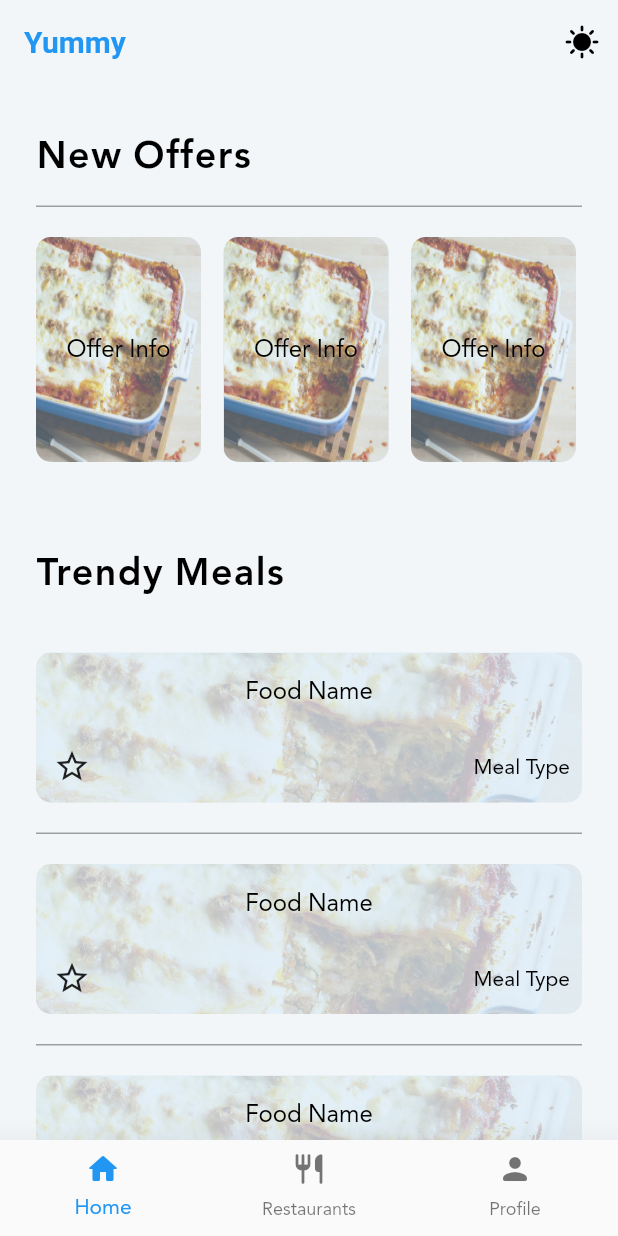
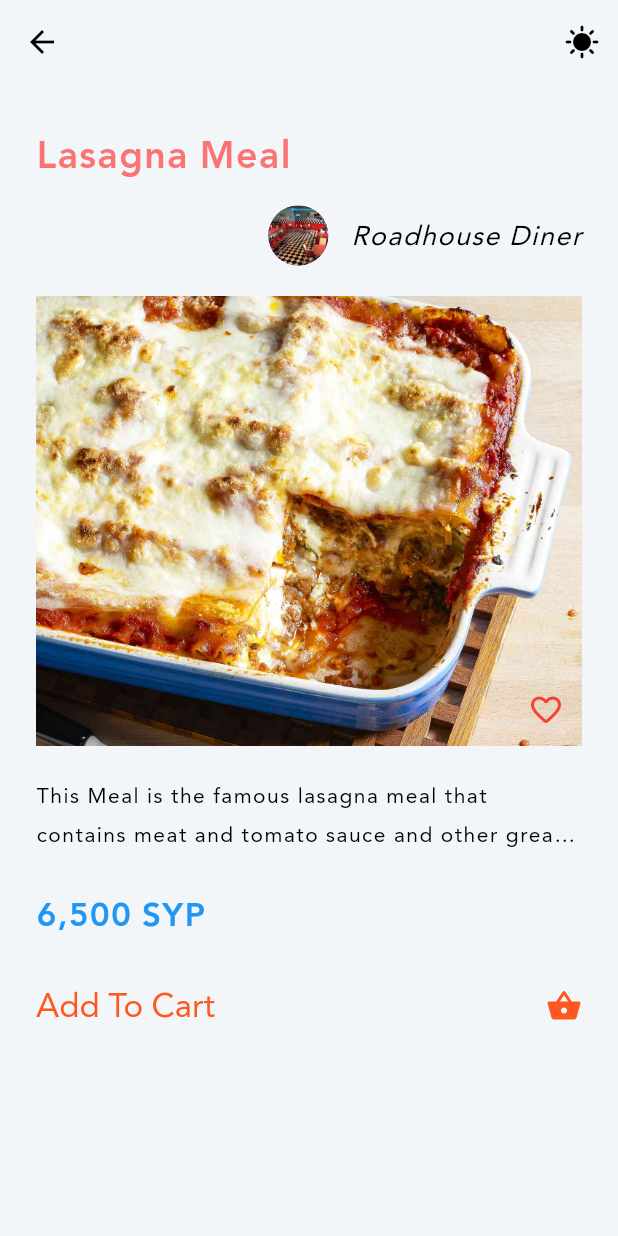
Before and after one commit to MohammadBali/Yummy, a Flutter app: the screen it shows after launch, after a tap on "Food Name", on a phone screen of 412 x 824 dp. Run offline on Flutter 3.47's test engine with Material 2 defaults, Android fonts, the light colour scheme and no system bars; our stand-ins replace bloc, flutter_bloc, fluttertoast, hexcolor, shared_preferences, smooth_page_indicator.

Commit message:
Second Change

```diff
--- a/lib/modules/Home/home_page.dart
+++ b/lib/modules/Home/home_page.dart
@@ -63,7 +63,7 @@ class HomePage extends StatelessWidget {
                 ListView.separated(
                     physics: const NeverScrollableScrollPhysics(),
                     shrinkWrap: true,
-                    itemBuilder: (context,index)=>mealItemBuilder(),
+                    itemBuilder: (context,index)=>mealItemBuilder(context),
                     separatorBuilder: (context,index)=> myDivider(),
                     itemCount: 5,
                 ),
--- /dev/null
+++ b/lib/modules/Meal_Details/meal_details.dart
@@ -0,0 +1,172 @@
+import 'package:flutter/material.dart';
+import 'package:flutter_bloc/flutter_bloc.dart';
+import 'package:yummy/layout/cubit/cubit.dart';
+import 'package:yummy/layout/cubit/states.dart';
+import 'package:yummy/shared/styles/styles.dart';
+
+import '../../shared/styles/colors.dart';
+
+class MealDetails extends StatelessWidget {
+  const MealDetails({Key? key}) : super(key: key);
+
+  @override
+  Widget build(BuildContext context) {
+    return BlocConsumer<AppCubit,AppStates>(
+      listener: (context,state){},
+
+      builder: (context,state)
+      {
+        var cubit= AppCubit.get(context);
+        return Scaffold(
+          appBar: AppBar(
+            actions:
+            [
+              IconButton(
+                onPressed: ()
+                {
+                  cubit.changeTheme();
+                },
+                icon: const Icon(Icons.sunny),
+              ),
+            ],
+          ),
+
+          body: SingleChildScrollView(
+              child: Padding(
+                padding: const EdgeInsets.all(24.0),
+                child: Column(
+                  crossAxisAlignment: CrossAxisAlignment.start,
+                  mainAxisSize: MainAxisSize.max,
+                  children:
+                  [
+                    mealItemBuilder(),
+                  ],
+                ),
+              )
+          ),
+        );
+      },
+    );
+  }
+
+
+  Widget mealItemBuilder()
+  {
+    return Column(
+      crossAxisAlignment: CrossAxisAlignment.start,
+      mainAxisSize: MainAxisSize.max,
+      children:
+      [
+        Text(
+          'Lasagna Meal',
+          style: defaultMealNameTextStyle,
+        ),
+
+        const SizedBox(height: 10,),
+
+        Row(
+          children: [
+            const Spacer(),
+
+            const CircleAvatar(
+                radius: 20,
+                backgroundImage: AssetImage('assets/images/american_diner.jpg')
+            ),
+
+            const SizedBox(width: 15,),
+
+            Text(
+              'Roadhouse Diner',
+              style: defaultRestaurantNameInMealTextStyle,
+            ),
+          ],
+        ),
+
+        const SizedBox(height: 20,),
+
+        Stack(
+          alignment: AlignmentDirectional.bottomEnd,
+          children: [
+            SizedBox(
+              width: double.infinity,
+              height: 300,
+              child: Image(
+                image: const AssetImage('assets/images/lasagna.jpg'),
+                fit: BoxFit.cover,
+                errorBuilder: (context,object,trace)
+                {
+                  print('Error While Getting Image, ${object.toString()}');
+                  return const Image(image: AssetImage('assets/images/lasagna.jpg'),);
+                },
+              ),
+            ),
+
+            IconButton(
+                onPressed: (){},
+                icon: const Icon(
+                  Icons.favorite_border_rounded,
+                  color: Colors.red,
+                ),
+                splashRadius: 30,
+            ),
+          ],
+        ),
+
+        const SizedBox(height: 20,),
+
+        Text(
+          'This Meal is the famous lasagna meal that contains meat and tomato sauce and other great stuff',
+          style: defaultDescriptionTextStyle,
+          maxLines: 2,
+          overflow: TextOverflow.ellipsis,
+        ),
+
+        const SizedBox(height: 20,),
+
+        Text(
+          '6,500 SYP',
+          style: defaultPriceTextStyle,
+        ),
+
+        const SizedBox(height: 20,),
+
+        InkWell(
+          highlightColor: Colors.deepOrange.withOpacity(0.2),
+          borderRadius: BorderRadius.circular(5),
+          onTap: ()
+          {
+            //Navigate to Restaurant
+          },
+          child: Row(
+            // mainAxisAlignment: MainAxisAlignment.center,
+            children:
+            [
+              Align(
+                alignment: AlignmentDirectional.topStart,
+                child: Text(
+                  'Add To Cart',
+                  style: TextStyle(
+                      fontSize: 22,
+                      fontWeight: FontWeight.w400,
+                      color: defaultDarkColor
+                  ),
+                ),
+              ),
+
+              const Spacer(),
+
+              Align(
+                alignment: AlignmentDirectional.topEnd,
+                child: Icon(
+                  Icons.shopping_basket_rounded,
+                  color: defaultDarkColor,
+                ),
+              ),
+            ],
+          ),
+        ),
+      ],
+
+    );
+  }
+}
--- a/lib/modules/Restaurants/restaurants_page.dart
+++ b/lib/modules/Restaurants/restaurants_page.dart
@@ -25,7 +25,7 @@ class RestaurantsPage extends StatelessWidget {
                 ListView.separated(
                     physics: const NeverScrollableScrollPhysics(),
                     shrinkWrap: true,
-                    itemBuilder: (context,state)=>restaurantItemBuilder(),
+                    itemBuilder: (context,state)=>restaurantItemBuilder(context),
                     separatorBuilder: (context,state)=> myDivider(),
                     itemCount: 5
                 ),
--- a/lib/shared/components/components.dart
+++ b/lib/shared/components/components.dart
@@ -1,5 +1,8 @@
 import 'package:flutter/material.dart';
 import 'package:fluttertoast/fluttertoast.dart';
+
+import '../../modules/Meal_Details/meal_details.dart';
+import '../../modules/Restaurants/restaurant_page.dart';
 
 Widget defaultFormField({
   required TextEditingController controller,
@@ -134,12 +137,13 @@ Widget myDivider({Color? c=Colors.grey, double padding=0}) => Container(height:
 //------------------------------------------------------------------------\\
 
 //Meal Item Builder
-Widget mealItemBuilder()
+Widget mealItemBuilder(BuildContext context)
 {
   return GestureDetector(
     onTap: ()
     {
       // navigateTo(context, ShowItem(model: model,));
+      navigateTo(context, const MealDetails());
     },
     child: Column(
       children: [
@@ -192,8 +196,9 @@ Widget mealItemBuilder()
                         // cubit.alterFavourites(model.recipe!);
                       },
                       icon: const Icon(
-                        Icons.star_outline,
-                        size: 25,
+                        Icons.favorite_border_rounded,
+                        size: 20,
+                        color: Colors.red,
                       )
                   ),
 
@@ -229,12 +234,12 @@ Widget mealItemBuilder()
 
 // Restaurant Item Builder
 
-Widget restaurantItemBuilder()
+Widget restaurantItemBuilder(BuildContext context)
 {
   return GestureDetector(
     onTap: ()
     {
-      // navigateTo(context, ShowItem(model: model,));
+      navigateTo(context, const RestaurantPage());
     },
     child: Column(
       children: [
--- a/lib/shared/styles/styles.dart
+++ b/lib/shared/styles/styles.dart
@@ -6,4 +6,44 @@ TextStyle defaultHeadlineTextStyle= const TextStyle(
   fontWeight: FontWeight.w600,  //was bold
   letterSpacing: 1,
 
-);   //A Style for Headlines.
+); //A Style for Headlines.
+
+
+TextStyle defaultMealNameTextStyle= TextStyle(
+
+  fontSize: 25,
+  fontWeight: FontWeight.w600,  //was bold
+  letterSpacing: 1,
+  color: Colors.redAccent.withOpacity(0.8)
+);
+
+
+TextStyle defaultRestaurantNameInMealTextStyle= const TextStyle(
+    fontStyle: FontStyle.italic,
+    fontSize: 18,
+    fontWeight: FontWeight.w400,  //was bold
+    letterSpacing: 1,
+);
+
+
+TextStyle defaultDescriptionTextStyle= const TextStyle(
+    fontSize: 14,
+    fontWeight: FontWeight.w400,  //was bold
+    letterSpacing: 1,
+);
+
+
+TextStyle defaultPriceTextStyle= const TextStyle(
+  fontSize: 22,
+  fontWeight: FontWeight.bold,  //was bold
+  letterSpacing: 1,
+  color: Colors.blue
+);
+
+TextStyle defaultRestaurantNameTextStyle= TextStyle(
+
+    fontSize: 25,
+    fontWeight: FontWeight.w600,  //was bold
+    letterSpacing: 1,
+    color: Colors.redAccent.withOpacity(0.8)
+);
```
Also changed, not shown: lib/modules/Restaurants/restaurant_page.dart (added, +121 -0 lines).
